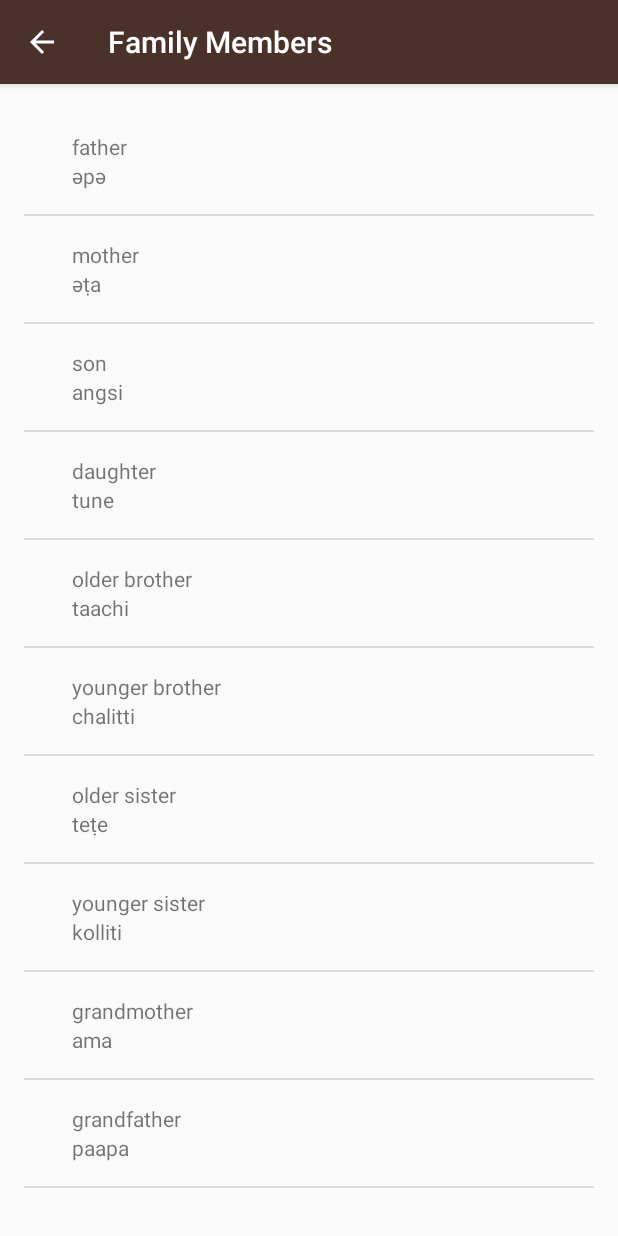
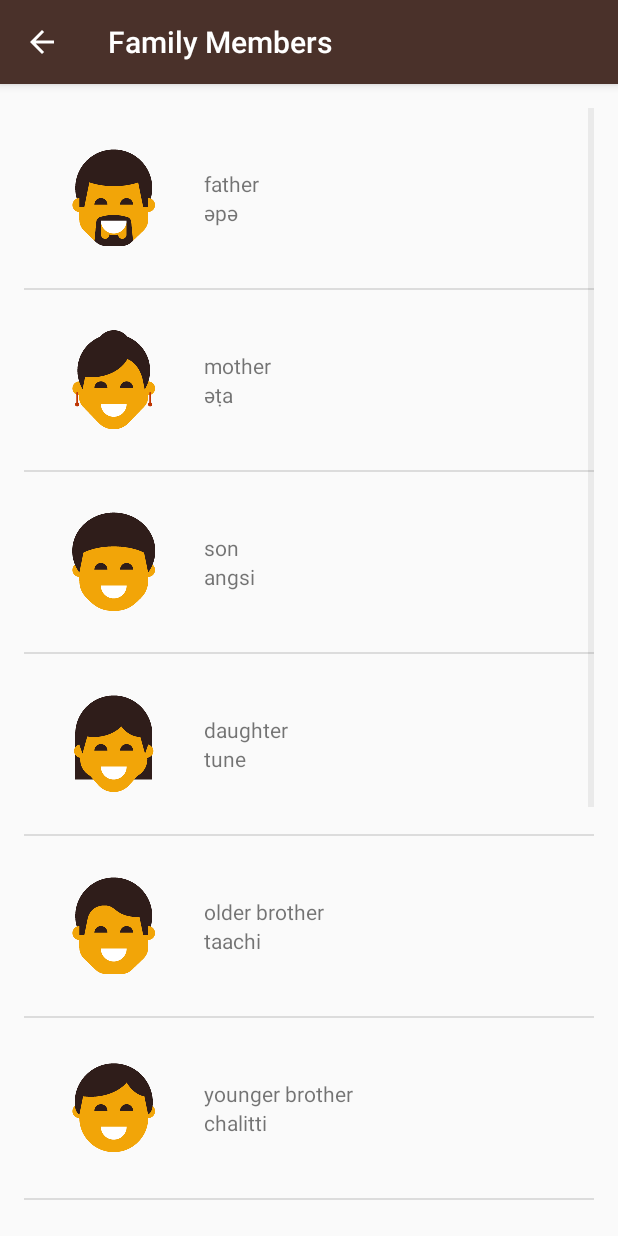
Before and after one commit to Pro-KY/Miwok, an Android app: the FamilyActivity screen opened directly, with no data from a screen before it, on a phone screen of 412 x 824 dp. Run offline under Robolectric (Android 15) with nearby library versions, the phone set to English and light mode, and no system bars.

Commit message:
3.5 Don't show an image for phrases

```diff
--- a/app/src/main/java/com/example/android/miwok/FamilyActivity.java
+++ b/app/src/main/java/com/example/android/miwok/FamilyActivity.java
@@ -31,16 +31,16 @@ public class FamilyActivity extends AppCompatActivity {
         // Create an arrayList of words
         ArrayList<Word> words = new ArrayList<>();
 
-        words.add(new Word("father", "әpә"));
-        words.add(new Word("mother", "әṭa"));
-        words.add(new Word("son", "angsi"));
-        words.add(new Word("daughter", "tune"));
-        words.add(new Word("older brother", "taachi"));
-        words.add(new Word("younger brother", "chalitti"));
-        words.add(new Word("older sister", "teṭe"));
-        words.add(new Word("younger sister", "kolliti"));
-        words.add(new Word("grandmother", "ama"));
-        words.add(new Word("grandfather", "paapa"));
+        words.add(new Word("father", "әpә", R.drawable.family_father));
+        words.add(new Word("mother", "әṭa", R.drawable.family_mother));
+        words.add(new Word("son", "angsi", R.drawable.family_son));
+        words.add(new Word("daughter", "tune", R.drawable.family_daughter));
+        words.add(new Word("older brother", "taachi", R.drawable.family_older_brother));
+        words.add(new Word("younger brother", "chalitti", R.drawable.family_younger_brother));
+        words.add(new Word("older sister", "teṭe", R.drawable.family_older_sister));
+        words.add(new Word("younger sister", "kolliti", R.drawable.family_younger_sister));
+        words.add(new Word("grandmother", "ama", R.drawable.family_grandmother));
+        words.add(new Word("grandfather", "paapa", R.drawable.family_grandfather));
 
         WordAdapter adapter = new WordAdapter(
                 this,
--- a/app/src/main/java/com/example/android/miwok/WordAdapter.java
+++ b/app/src/main/java/com/example/android/miwok/WordAdapter.java
@@ -2,6 +2,7 @@ package com.example.android.miwok;
 
 import android.content.Context;
 import android.support.annotation.NonNull;
+import android.util.Log;
 import android.view.LayoutInflater;
 import android.view.View;
 import android.view.ViewGroup;
@@ -59,9 +60,13 @@ public class WordAdapter  extends ArrayAdapter<Word> {
         TextView englishTextView = (TextView) listItemView.findViewById(R.id.english_text_view);
         englishTextView.setText(currentWord.getMiwokTranslation());
 
-        // Find the ImageView in the list_item.xml layout with the ID image
-        ImageView imageView = (ImageView) listItemView.findViewById(R.id.image);
-        imageView.setImageResource(currentWord.getImageResourceId());
+        // if getImageResourceId() returns 0, it means that there is no image, so we don't
+        // need to set image to the ImageView, otherwise set an image
+        if(currentWord.getImageResourceId() != 0) {
+            // Find the ImageView in the list_item.xml layout with the ID image
+            ImageView imageView = (ImageView) listItemView.findViewById(R.id.image);
+            imageView.setImageResource(currentWord.getImageResourceId());
+        }
 
         return listItemView;
     }
--- a/app/src/main/res/layout/list_item.xml
+++ b/app/src/main/res/layout/list_item.xml
@@ -10,8 +10,7 @@
     <ImageView
         android:id="@+id/image"
         android:layout_height="wrap_content"
-        android:layout_width="wrap_content"
-        android:src="@mipmap/ic_launcher">
+        android:layout_width="wrap_content">
     </ImageView>
 
     <LinearLayout
```
Also changed, not shown: app/src/main/java/com/example/android/miwok/ColorsActivity.java (+8 -9 lines).
